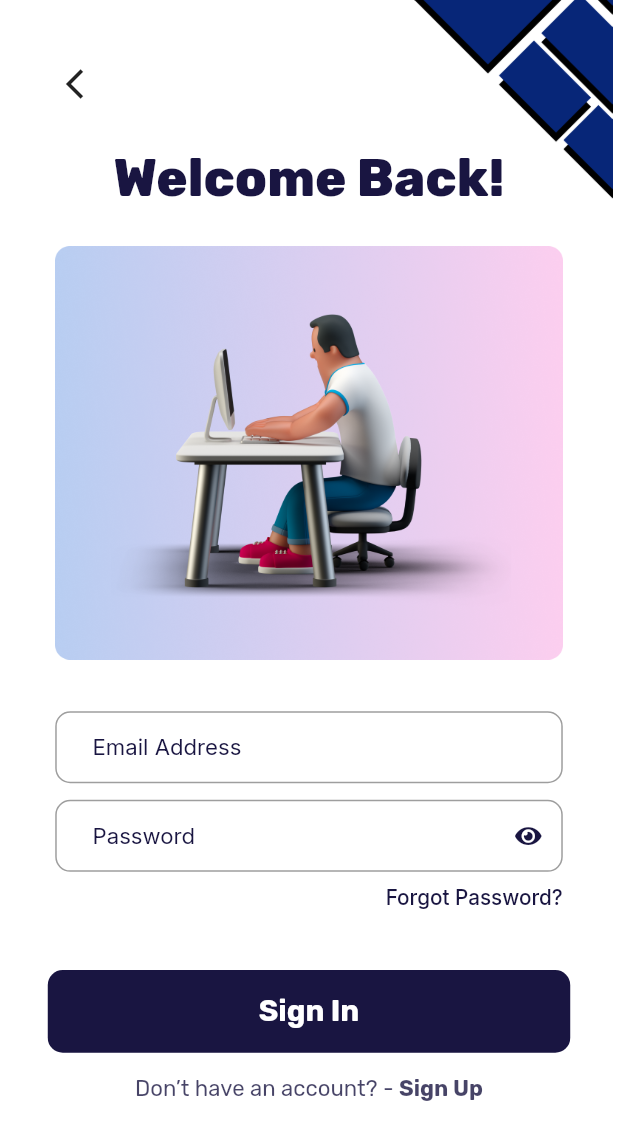
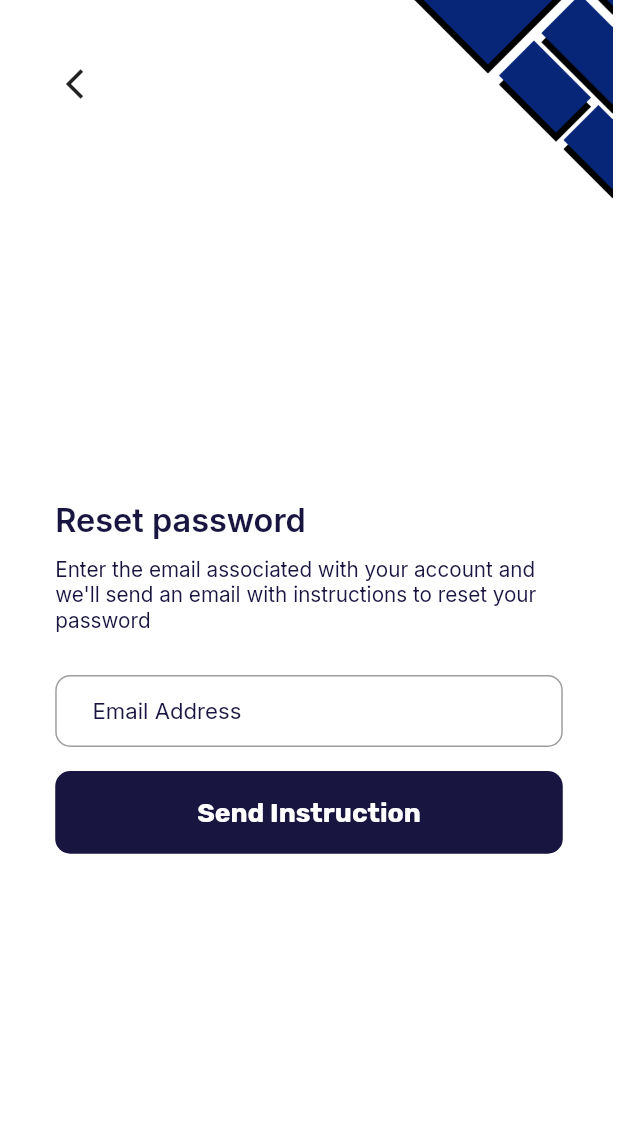
Before and after one commit to Sajid-ikram/LU-CSE-Community-, a Flutter app: the SignUp screen opened by its route, after a tap on "Sign In", after a tap on "Forgot Password?", on a phone screen of 412 x 824 dp. Shown: the top 1140 px of the screen. Run offline on Flutter 3.47's test engine with Material 2 defaults, Android fonts, the phone set to English and light mode, and no system bars; our stand-ins replace cloud_firestore, firebase_auth, firebase_core, flutter_screenutil, font_awesome_flutter, google_fonts; accounts and stored records are empty.

Commit message:
Authentication Done

```diff
--- a/lib/main.dart
+++ b/lib/main.dart
@@ -9,6 +9,7 @@ import 'package:lu_cse_community/provider/authentication.dart';
 import 'package:lu_cse_community/provider/sign_up_provider.dart';
 import 'package:lu_cse_community/view/Home/home.dart';
 import 'package:lu_cse_community/view/sign_in_sign_up/onboarding.dart';
+import 'package:lu_cse_community/view/sign_in_sign_up/reset_password.dart';
 import 'package:lu_cse_community/view/sign_in_sign_up/sign_in.dart';
 import 'package:lu_cse_community/view/sign_in_sign_up/sign_up.dart';
 import 'package:lu_cse_community/view/sign_in_sign_up/varification.dart';
@@ -68,6 +69,7 @@ class MyApp extends StatelessWidget {
             "SignUp": (ctx) => const SignUp(),
             "OnBoarding": (ctx) => const OnBoarding(),
             "MiddleOfHomeAndSignIn": (ctx) => const MiddleOfHomeAndSignIn(),
+            "ResetPassword": (ctx) => ResetPassword(),
           },
         ),
       ),
@@ -102,8 +104,8 @@ class _MiddleOfHomeAndSignInState extends State<MiddleOfHomeAndSignIn> {
   @override
   Widget build(BuildContext context) {
     return StreamBuilder<User?>(
-      stream: Provider.of<Authentication>(context, listen: false)
-          .authStateChange,
+      stream:
+          Provider.of<Authentication>(context, listen: false).authStateChange,
       builder: (context, snapshot) {
         if (snapshot.connectionState == ConnectionState.waiting) {
           return const Center(
--- a/lib/provider/authentication.dart
+++ b/lib/provider/authentication.dart
@@ -71,7 +71,6 @@ class Authentication with ChangeNotifier {
               "role": "student"
             },
           );
-
         },
       );
 
@@ -92,7 +91,7 @@ class Authentication with ChangeNotifier {
           return "An undefined Error happened.";
       }
     } catch (e) {
-      print("++++++++++++++++++++++++++++++++++++++++xxxxxxxxxxxxx");
+
       Navigator.of(context, rootNavigator: true).pop();
       return "An Error occur";
     }
@@ -102,10 +101,23 @@ class Authentication with ChangeNotifier {
     await _firebaseAuth.signOut();
   }
 
+  Future<String> resetPassword(String email,BuildContext context) async {
+    try {
+      await _firebaseAuth.sendPasswordResetEmail(email: email);
+      Navigator.of(context, rootNavigator: true).pop();
+      return "Success";
+    } catch (e) {
+      return "Error";
+    }
+  }
+
   Future deleteUser() async {
     final User? user = FirebaseAuth.instance.currentUser;
     if (user != null) {
-      await FirebaseFirestore.instance.collection("users").doc(user.uid).delete();
+      await FirebaseFirestore.instance
+          .collection("users")
+          .doc(user.uid)
+          .delete();
       user.delete();
     }
   }
--- /dev/null
+++ b/lib/view/sign_in_sign_up/reset_password.dart
@@ -0,0 +1,120 @@
+import 'package:flutter/material.dart';
+import 'package:flutter_screenutil/flutter_screenutil.dart';
+import 'package:google_fonts/google_fonts.dart';
+import 'package:lu_cse_community/constant/constant.dart';
+import 'package:lu_cse_community/provider/authentication.dart';
+import 'package:lu_cse_community/view/sign_in_sign_up/widgets/custom_button.dart';
+import 'package:lu_cse_community/view/sign_in_sign_up/widgets/custom_text_field.dart';
+import 'package:lu_cse_community/view/sign_in_sign_up/widgets/promise.dart';
+import 'package:lu_cse_community/view/sign_in_sign_up/widgets/top.dart';
+import 'package:provider/provider.dart';
+
+class ResetPassword extends StatelessWidget {
+  ResetPassword({Key? key}) : super(key: key);
+
+  final TextEditingController emailController = TextEditingController();
+  final _formKey = GlobalKey<FormState>();
+
+
+  void dispose() {
+    emailController.clear();
+  }
+
+  validate(BuildContext context) async {
+    if (_formKey.currentState!.validate()) {
+      try {
+        buildShowDialog(context);
+        Provider.of<Authentication>(context, listen: false)
+            .resetPassword(emailController.text,context)
+            .then(
+              (value) {
+            if (value != "Success") {
+              snackBar(context, "Reset password link was sent to your email");
+            }
+            else{
+              snackBar(context, "An error accor");
+            }
+          },
+        );
+      } catch (e) {
+        snackBar(context, "An error accor");
+      }
+    }
+  }
+
+  @override
+  Widget build(BuildContext context) {
+    final double statusBarHeight = MediaQuery.of(context).padding.top;
+    return SafeArea(
+      child: Scaffold(
+        body: SingleChildScrollView(
+          child: Stack(
+            children: [
+              SizedBox(
+                width: 414.w,
+                height: 837.h - statusBarHeight,
+                child: Column(
+                  mainAxisAlignment: MainAxisAlignment.center,
+                  children: [
+                    SizedBox(height: 80.h),
+                    Align(
+                      alignment: Alignment.centerLeft,
+                      child: Padding(
+                        padding: EdgeInsets.only(left: 37.w),
+                        child: Text(
+                          "Reset password",
+                          style: GoogleFonts.inter(
+                            fontSize: 22.sp,
+                            color: mainColor,
+                            fontWeight: FontWeight.w600,
+                          ),
+                        ),
+                      ),
+                    ),
+                    Align(
+                      alignment: Alignment.centerLeft,
+                      child: Container(
+                        width: 360.w,
+                        padding:
+                            EdgeInsets.only(left: 37.w, top: 12.h, bottom: 18.h),
+                        child: Text(
+                          "Enter the email associated with your account and we'll send an email with instructions to reset your password",
+                          style: GoogleFonts.inter(
+                            fontSize: 14.sp,
+                            color: mainColor,
+                            fontWeight: FontWeight.w400,
+                          ),
+                        ),
+                      ),
+                    ),
+                    Form(
+                      key: _formKey,
+                      child: Column(
+                        children: [
+                          customTextField(
+                            emailController,
+                            "Email Address",
+                            false,
+                            context,
+                          ),
+                        ],
+                      ),
+                    ),
+                    SizedBox(height: 15.h),
+                    InkWell(
+                      onTap: () {
+                        validate(context);
+                      },
+                      child: buildButton("Send Instruction", 340, 18),
+                    ),
+                  ],
+                ),
+              ),
+              top(context, "OnBoarding"),
+            ],
+          ),
+        ),
+      ),
+    );
+  }
+}
--- a/lib/view/sign_in_sign_up/sign_in.dart
+++ b/lib/view/sign_in_sign_up/sign_in.dart
@@ -46,28 +46,16 @@ class _SignInState extends State<SignIn> {
     }
   }
 
-  buildShowDialog(BuildContext context) {
-    return showDialog(
-      context: context,
-      barrierDismissible: false,
-      builder: (BuildContext context) {
-        return const Center(
-          child: CircularProgressIndicator(color: mainColor),
-        );
-      },
-    );
-  }
 
   @override
   Widget build(BuildContext context) {
     final double statusBarHeight = MediaQuery.of(context).padding.top;
     return SafeArea(
       child: Scaffold(
-        body: Stack(
-          children: [
-            SingleChildScrollView(
-              physics: const BouncingScrollPhysics(),
-              child: SizedBox(
+        body: SingleChildScrollView(
+          child: Stack(
+            children: [
+              SizedBox(
                 width: 414.w,
                 height: 837.h - statusBarHeight,
                 child: Column(
@@ -75,7 +63,7 @@ class _SignInState extends State<SignIn> {
                     SizedBox(height: 100.h),
                     Text(
                       "Welcome Back!",
-                      style: GoogleFonts.rubik(
+                      style: GoogleFonts.inter(
                         fontSize: 35.sp,
                         color: mainColor,
                         fontWeight: FontWeight.w800,
@@ -110,7 +98,9 @@ class _SignInState extends State<SignIn> {
                       child: Padding(
                         padding: EdgeInsets.only(right: 37.w, top: 8.h),
                         child: InkWell(
-                          onTap: () {},
+                          onTap: () {
+                            Navigator.of(context).pushNamed("ResetPassword");
+                          },
                           child: Text(
                             "Forgot Password?",
                             style: GoogleFonts.inter(
@@ -134,9 +124,9 @@ class _SignInState extends State<SignIn> {
                   ],
                 ),
               ),
-            ),
-            top(context,"OnBoarding"),
-          ],
+              top(context,"OnBoarding"),
+            ],
+          ),
         ),
       ),
     );
--- a/lib/view/sign_in_sign_up/sign_up.dart
+++ b/lib/view/sign_in_sign_up/sign_up.dart
@@ -64,17 +64,7 @@ class _SignUpState extends State<SignUp> {
     }
   }
 
-  buildShowDialog(BuildContext context) {
-    return showDialog(
-      context: context,
-      barrierDismissible: false,
-      builder: (BuildContext context) {
-        return const Center(
-          child: CircularProgressIndicator(color: mainColor),
-        );
-      },
-    );
-  }
+
 
   @override
   Widget build(BuildContext context) {
@@ -82,11 +72,11 @@ class _SignUpState extends State<SignUp> {
     var pro = Provider.of<SignUpProvider>(context, listen: false);
     return SafeArea(
       child: Scaffold(
-        body: Stack(
-          children: [
-            SingleChildScrollView(
-              physics: const BouncingScrollPhysics(),
-              child: SizedBox(
+        body: SingleChildScrollView(
+          physics: const BouncingScrollPhysics(),
+          child: Stack(
+            children: [
+              SizedBox(
                 width: 414.w,
                 height: 837.h - statusBarHeight,
                 child: Column(
@@ -94,7 +84,7 @@ class _SignUpState extends State<SignUp> {
                     SizedBox(height: 100.h),
                     Text(
                       "Welcome!",
-                      style: GoogleFonts.rubik(
+                      style: GoogleFonts.inter(
                         fontSize: 45.sp,
                         color: mainColor,
                         fontWeight: FontWeight.w800,
@@ -109,7 +99,7 @@ class _SignUpState extends State<SignUp> {
                         alignment: Alignment.centerLeft,
                         child: Text(
                           "* Please Provide Valid Information",
-                          style: GoogleFonts.rubik(
+                          style: GoogleFonts.inter(
                             fontSize: 13.sp,
                             color: mainColor,
                           ),
@@ -154,7 +144,7 @@ class _SignUpState extends State<SignUp> {
                         ),
                         Text(
                           "I agree to the Terms and Conditions",
-                          style: GoogleFonts.rubik(
+                          style: GoogleFonts.inter(
                             fontSize: 14.sp,
                             color: mainColor.withOpacity(0.8),
                           ),
@@ -178,9 +168,9 @@ class _SignUpState extends State<SignUp> {
                   ],
                 ),
               ),
-            ),
-            top(context,"OnBoarding"),
-          ],
+              top(context,"OnBoarding"),
+            ],
+          ),
         ),
       ),
     );
--- a/lib/view/sign_in_sign_up/widgets/custom_button.dart
+++ b/lib/view/sign_in_sign_up/widgets/custom_button.dart
@@ -52,7 +52,7 @@ Row switchPageButton(String text1, String text2,BuildContext context) {
     children: [
       Text(
         text1,
-        style: GoogleFonts.rubik(
+        style: GoogleFonts.inter(
           fontSize: 15.sp,
           color: mainColor.withOpacity(0.8),
         ),
@@ -67,7 +67,7 @@ Row switchPageButton(String text1, String text2,BuildContext context) {
         },
         child: Text(
           text2,
-          style: GoogleFonts.rubik(
+          style: GoogleFonts.inter(
             fontSize: 15.sp,
             fontWeight: FontWeight.w700,
             color: mainColor.withOpacity(0.8),
```
Also changed, not shown: lib/view/sign_in_sign_up/varification.dart (+5 -5 lines), lib/view/sign_in_sign_up/widgets/top.dart (+13 -0 lines).
